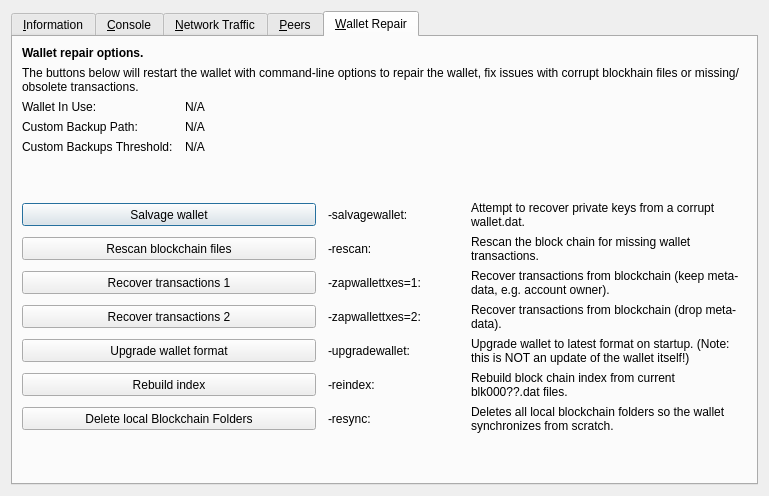
Before: the Qt Designer form src/qt/forms/rpcconsole.ui in Hser2bio/Lats-Core, drawn with Qt 5.
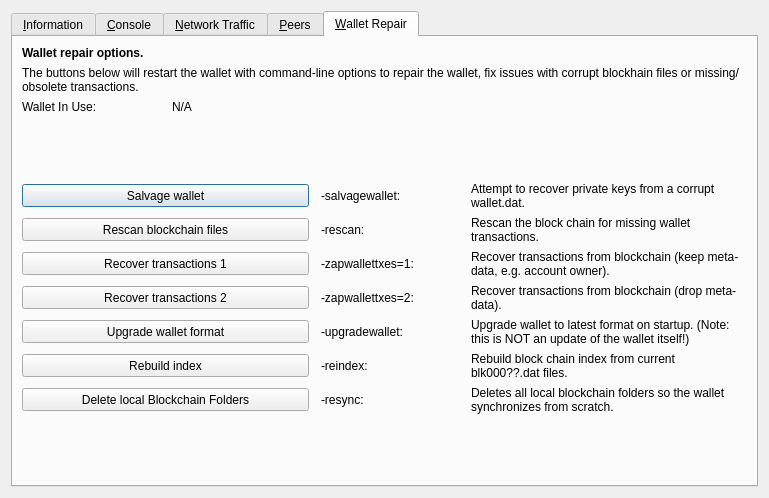
After: the same form once the commit is applied. The open tabs and pages were chosen to show the change. Icons and pictures are not drawn. Custom widgets are drawn as their Qt base class.

```diff
--- a/src/qt/forms/rpcconsole.ui
+++ b/src/qt/forms/rpcconsole.ui
@@ -7,7 +7,7 @@
     <x>0</x>
     <y>0</y>
     <width>769</width>
-    <height>496</height>
+    <height>498</height>
    </rect>
   </property>
   <property name="windowTitle">
@@ -1299,64 +1299,6 @@
         </widget>
        </item>
        <item row="3" column="0">
-        <widget class="QLabel" name="wallet_custombackuppath_label">
-         <property name="visible">
-          <bool>false</bool>
-         </property>
-         <property name="text">
-          <string>Custom Backup Path:</string>
-         </property>
-        </widget>
-       </item>
-       <item row="3" column="1" colspan="3">
-        <widget class="QLabel" name="wallet_custombackuppath">
-         <property name="cursor">
-          <cursorShape>IBeamCursor</cursorShape>
-         </property>
-         <property name="visible">
-          <bool>false</bool>
-         </property>
-         <property name="text">
-          <string>N/A</string>
-         </property>
-         <property name="textFormat">
-          <enum>Qt::PlainText</enum>
-         </property>
-         <property name="textInteractionFlags">
-          <set>Qt::LinksAccessibleByMouse|Qt::TextSelectableByKeyboard|Qt::TextSelectableByMouse</set>
-         </property>
-        </widget>
-       </item>
-       <item row="5" column="0">
-        <widget class="QLabel" name="wallet_custombackupthreshold_label">
-         <property name="visible">
-          <bool>false</bool>
-         </property>
-         <property name="text">
-          <string>Custom Backups Threshold:</string>
-         </property>
-        </widget>
-       </item>
-       <item row="5" column="1" colspan="3">
-        <widget class="QLabel" name="wallet_custombackupthreshold">
-         <property name="cursor">
-          <cursorShape>IBeamCursor</cursorShape>
-         </property>
-         <property name="visible">
-          <bool>false</bool>
-         </property>
-         <property name="text">
-          <string>N/A</string>
-         </property>
-         <property name="textFormat">
-          <enum>Qt::PlainText</enum>
-         </property>
-         <property name="textInteractionFlags">
-          <set>Qt::LinksAccessibleByMouse|Qt::TextSelectableByKeyboard|Qt::TextSelectableByMouse</set>
-         </property>
-        </widget>
-       </item>
-       <item row="6" column="0">
         <spacer name="verticalSpacer_repair1">
          <property name="orientation">
           <enum>Qt::Vertical</enum>
@@ -1369,7 +1311,7 @@
          </property>
         </spacer>
        </item>
-       <item row="7" column="0" colspan="2">
+       <item row="4" column="0" colspan="2">
         <widget class="QPushButton" name="btn_salvagewallet">
          <property name="minimumSize">
           <size>
@@ -1382,14 +1324,14 @@
          </property>
         </widget>
        </item>
-       <item row="7" column="2">
+       <item row="4" column="2">
         <widget class="QLabel" name="label_repair_salvage_command">
          <property name="text">
           <string notr="true">-salvagewallet:</string>
          </property>
         </widget>
        </item>
-       <item row="7" column="3">
+       <item row="4" column="3">
         <widget class="QLabel" name="label_repair_salvage">
          <property name="text">
           <string>Attempt to recover private keys from a corrupt wallet.dat.</string>
@@ -1399,7 +1341,7 @@
          </property>
         </widget>
        </item>
-       <item row="8" column="0" colspan="2">
+       <item row="5" column="0" colspan="2">
         <widget class="QPushButton" name="btn_rescan">
          <property name="minimumSize">
           <size>
@@ -1412,14 +1354,14 @@
          </property>
         </widget>
        </item>
-       <item row="8" column="2">
+       <item row="5" column="2">
         <widget class="QLabel" name="label_repair_rescan_command">
          <property name="text">
           <string notr="true">-rescan:</string>
          </property>
         </widget>
        </item>
-       <item row="8" column="3">
+       <item row="5" column="3">
         <widget class="QLabel" name="label_repair_rescan">
          <property name="text">
           <string>Rescan the block chain for missing wallet transactions.</string>
@@ -1429,7 +1371,7 @@
          </property>
         </widget>
        </item>
-       <item row="9" column="0" colspan="2">
+       <item row="6" column="0" colspan="2">
         <widget class="QPushButton" name="btn_zapwallettxes1">
          <property name="minimumSize">
           <size>
@@ -1442,14 +1384,14 @@
          </property>
         </widget>
        </item>
-       <item row="9" column="2">
+       <item row="6" column="2">
         <widget class="QLabel" name="label_repair_zap1_command">
          <property name="text">
           <string notr="true">-zapwallettxes=1:</string>
          </property>
         </widget>
        </item>
-       <item row="9" column="3">
+       <item row="6" column="3">
         <widget class="QLabel" name="label_repair_zap1">
          <property name="text">
           <string>Recover transactions from blockchain (keep meta-data, e.g. account owner).</string>
@@ -1459,7 +1401,7 @@
          </property>
         </widget>
        </item>
-       <item row="10" column="0" colspan="2">
+       <item row="7" column="0" colspan="2">
         <widget class="QPushButton" name="btn_zapwallettxes2">
          <property name="minimumSize">
           <size>
@@ -1472,14 +1414,14 @@
          </property>
         </widget>
        </item>
-       <item row="10" column="2">
+       <item row="7" column="2">
         <widget class="QLabel" name="label_repair_zap2_command">
          <property name="text">
           <string notr="true">-zapwallettxes=2:</string>
          </property>
         </widget>
        </item>
-       <item row="10" column="3">
+       <item row="7" column="3">
         <widget class="QLabel" name="label_repair_zap2">
          <property name="text">
           <string>Recover transactions from blockchain (drop meta-data).</string>
@@ -1489,7 +1431,7 @@
          </property>
         </widget>
        </item>
-       <item row="11" column="0" colspan="2">
+       <item row="8" column="0" colspan="2">
         <widget class="QPushButton" name="btn_upgradewallet">
          <property name="minimumSize">
           <size>
@@ -1502,14 +1444,14 @@
          </property>
         </widget>
        </item>
-       <item row="11" column="2">
+       <item row="8" column="2">
         <widget class="QLabel" name="label_repair_upgrade_command">
          <property name="text">
           <string notr="true">-upgradewallet:</string>
          </property>
         </widget>
        </item>
-       <item row="11" column="3">
+       <item row="8" column="3">
         <widget class="QLabel" name="label_repair_upgrade">
          <property name="text">
           <string>Upgrade wallet to latest format on startup. (Note: this is NOT an update of the wallet itself!)</string>
@@ -1519,7 +1461,7 @@
          </property>
         </widget>
        </item>
-       <item row="12" column="0" colspan="2">
+       <item row="9" column="0" colspan="2">
         <widget class="QPushButton" name="btn_reindex">
          <property name="minimumSize">
           <size>
@@ -1532,14 +1474,14 @@
          </property>
         </widget>
        </item>
-       <item row="12" column="2">
+       <item row="9" column="2">
         <widget class="QLabel" name="label_repair_reindex_command">
          <property name="text">
           <string notr="true">-reindex:</string>
          </property>
         </widget>
        </item>
-       <item row="12" column="3">
+       <item row="9" column="3">
         <widget class="QLabel" name="label_repair_reindex">
          <property name="text">
           <string>Rebuild block chain index from current blk000??.dat files.</string>
@@ -1549,7 +1491,7 @@
          </property>
         </widget>
        </item>
-       <item row="13" column="0" colspan="2">
+       <item row="10" column="0" colspan="2">
         <widget class="QPushButton" name="btn_resync">
          <property name="minimumSize">
           <size>
@@ -1562,14 +1504,14 @@
          </property>
         </widget>
        </item>
-       <item row="13" column="2">
+       <item row="10" column="2">
         <widget class="QLabel" name="label_repair_resync_command">
          <property name="text">
           <string>-resync:</string>
          </property>
         </widget>
        </item>
-       <item row="13" column="3">
+       <item row="10" column="3">
         <widget class="QLabel" name="label_repair_resync">
          <property name="text">
           <string>Deletes all local blockchain folders so the wallet synchronizes from scratch.</string>
@@ -1579,7 +1521,7 @@
          </property>
         </widget>
        </item>
-       <item row="14" column="0">
+       <item row="11" column="0">
         <spacer name="verticalSpacer_repair2">
          <property name="orientation">
           <enum>Qt::Vertical</enum>
```
Left out of the diff: 127 changed lines with no effect on the pictures.
